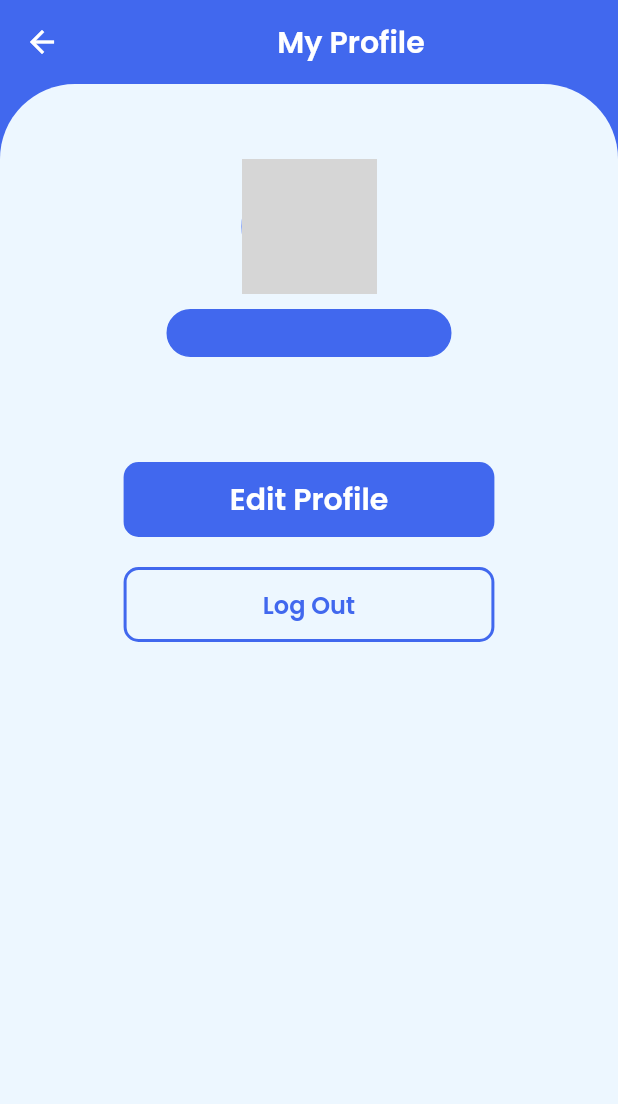
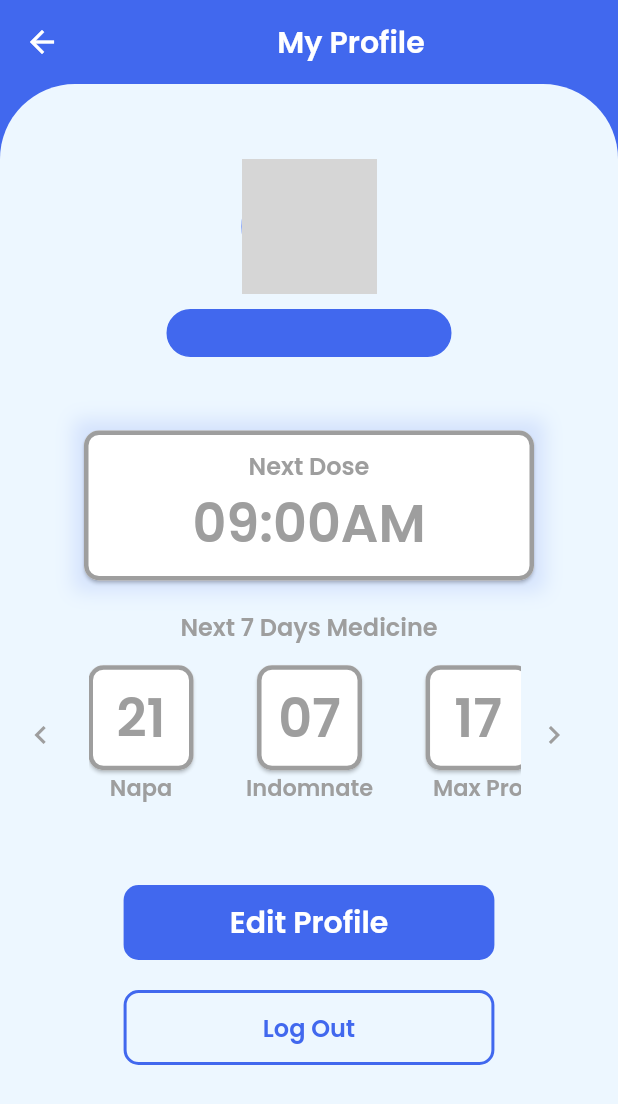
Before and after one commit to mohammadalihera/Medicine_Reminder, a Flutter app: the UserPage screen opened directly, on a phone screen of 412 x 824 dp. Shown: the top 1104 px of the screen. Run offline on Flutter 3.47's test engine with Material 2 defaults, Android fonts, the phone set to English and light mode, and no system bars; our stand-ins replace animated_splash_screen, awesome_notifications, country_code_picker, double_back_to_close, firebase_auth, firebase_core and 12 more; accounts and stored records are empty; network calls fail; grey boxes are pictures that could not be loaded.

Commit message:
active commented part in user page

```diff
--- a/lib/view/pages/user_page.dart
+++ b/lib/view/pages/user_page.dart
@@ -2,8 +2,10 @@ import 'package:Vitel/controller/auth_user_controller.dart';
 import 'package:Vitel/database/caching/cache.dart';
 import 'package:Vitel/main.dart';
 import 'package:Vitel/view/pages/sign_up/sign_up.dart';
+import 'package:Vitel/view/widgets/userprofile/next_dose.dart';
 import 'package:Vitel/view/widgets/userprofile/user_info.dart';
 import 'package:Vitel/view/widgets/userprofile/user_page_buttons.dart';
+import 'package:Vitel/view/widgets/userprofile/week_medicine_widget.dart';
 import 'package:firebase_auth/firebase_auth.dart';
 import 'package:flutter/material.dart';
 import 'package:get/get.dart';
@@ -58,33 +60,27 @@ class _UserPageState extends State<UserPage> {
                     topRight: Radius.circular(50),
                   ),
                 ),
-                child: CacheService.instance.skipLogin
-                        .get('skipLogin')
-                        .toString()
-                        .isEmpty
+                child: CacheService.instance.skipLogin.get('skipLogin').toString().isEmpty
                     ? SingleChildScrollView(
                         padding: EdgeInsets.only(top: 50),
                         child: Column(
                           mainAxisAlignment: MainAxisAlignment.center,
                           crossAxisAlignment: CrossAxisAlignment.center,
                           children: [
-                            CacheService.instance.skipLogin
-                                    .get('skipLogin')
-                                    .toString()
-                                    .isEmpty
+                            CacheService.instance.skipLogin.get('skipLogin').toString().isEmpty
                                 ? UserInfoWidget(userTitle, userCred, userImg)
                                 : SizedBox(),
-                            // NextDoseWidget(),
-                            /*  Center(
+                            NextDoseWidget(),
+                            Center(
                               child: Text(
                                 'Next 7 Days Medicine',
                                 style: TextStyle(
                                   fontSize: 16,
-                            color:Colors.grey,
+                                  color: Colors.grey,
                                 ),
                               ),
                             ),
-                      NextWeekMedicine(), */
+                            NextWeekMedicine(),
                             UserPageButtons(),
                           ],
                         ),
@@ -93,13 +89,10 @@ class _UserPageState extends State<UserPage> {
                         child: TextButton(
                           onPressed: () {
                             Navigator.of(context).pushAndRemoveUntil(
-                                MaterialPageRoute(
-                                    builder: (context) => SignUpPage()),
-                                (Route<dynamic> route) => false);
+                                MaterialPageRoute(builder: (context) => SignUpPage()), (Route<dynamic> route) => false);
                           },
                           child: Container(
-                            padding: EdgeInsets.only(
-                                left: 10, right: 10, top: 5, bottom: 5),
+                            padding: EdgeInsets.only(left: 10, right: 10, top: 5, bottom: 5),
                             decoration: BoxDecoration(
                                 borderRadius: BorderRadius.all(
                                   Radius.circular(10),
```
Also changed, not shown: lib/view/pages/dashboard.dart (+6 -4 lines). Lines whose indentation alone changed are shown as unchanged.
